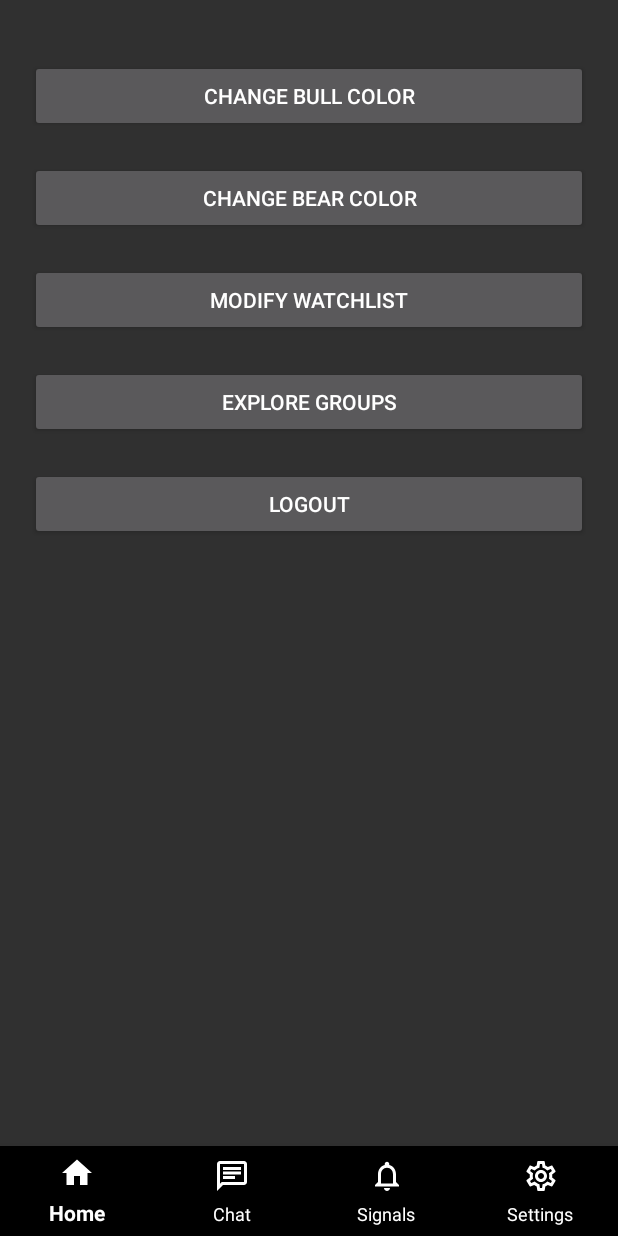
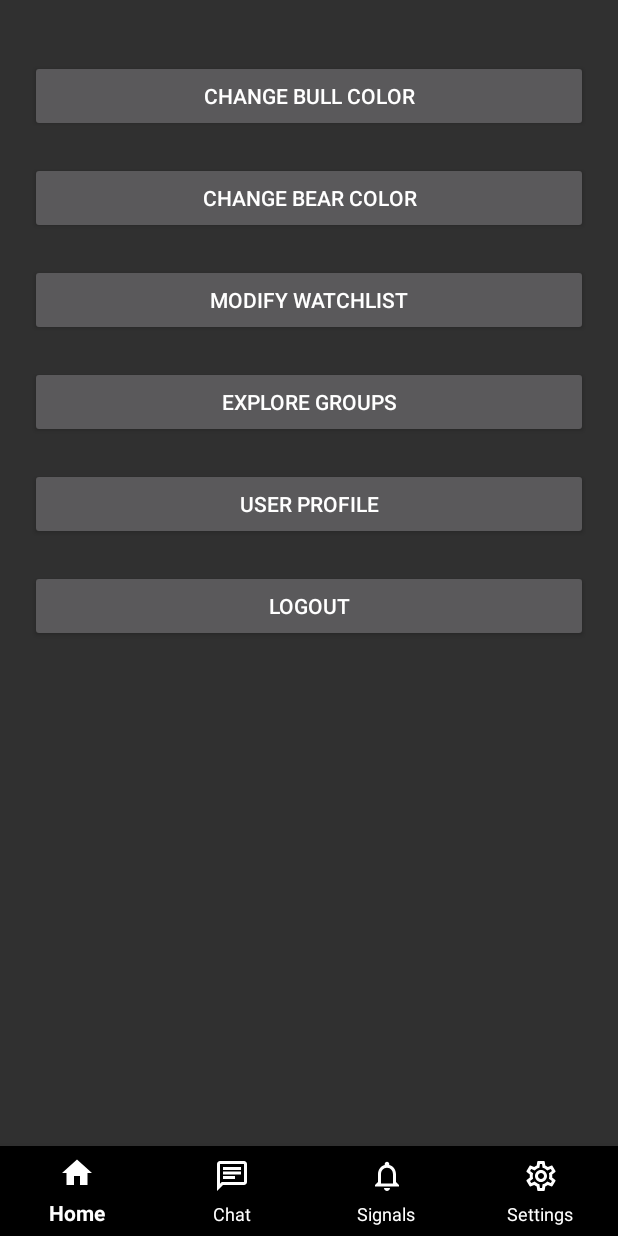
Before and after one commit to ginomcfino/Vesper_Android, an Android app: the fragment SettingsFragment placed in its activity, on a phone screen of 412 x 824 dp. Run offline under Robolectric (Android 15) with nearby library versions, the phone set to English and light mode, and no system bars; our stand-ins replace Firebase (no records; nobody signed in at launch, a user with empty details on screens opened directly); libraries missing offline, so code that uses them is left out: com.anychart, com.anychart.chart, com.anychart.charts, com.anychart.data, io.grpc; 4 statements that could not run were skipped.

Commit message:
new user profile page

```diff
--- a/app/src/main/res/layout/fragment_settings.xml
+++ b/app/src/main/res/layout/fragment_settings.xml
@@ -42,6 +42,13 @@
             android:text="@string/explore_groups" />
 
         <Button
+            android:id="@+id/btnUser"
+            android:layout_width="match_parent"
+            android:layout_height="wrap_content"
+            android:layout_marginTop="20dp"
+            android:text="@string/user" />
+
+        <Button
             android:id="@+id/btnlogout"
             android:layout_width="match_parent"
             android:layout_marginTop="20dp"
--- a/app/src/main/res/values/strings.xml
+++ b/app/src/main/res/values/strings.xml
@@ -55,6 +55,7 @@
     <string name="add_error">Not able to add to watchlist, wait and try again</string>
     <string name="ready_add">Ready to Add, Press Submit</string>
     <string name="ready_delete" >Ready to Delete, Press Submit</string>
+    <string name="user">User Profile</string>
     <string name="no_group">No group</string>
     <string name="join_group">JOIN</string>
     <string name="number_of_members">Number of members:</string>
```
